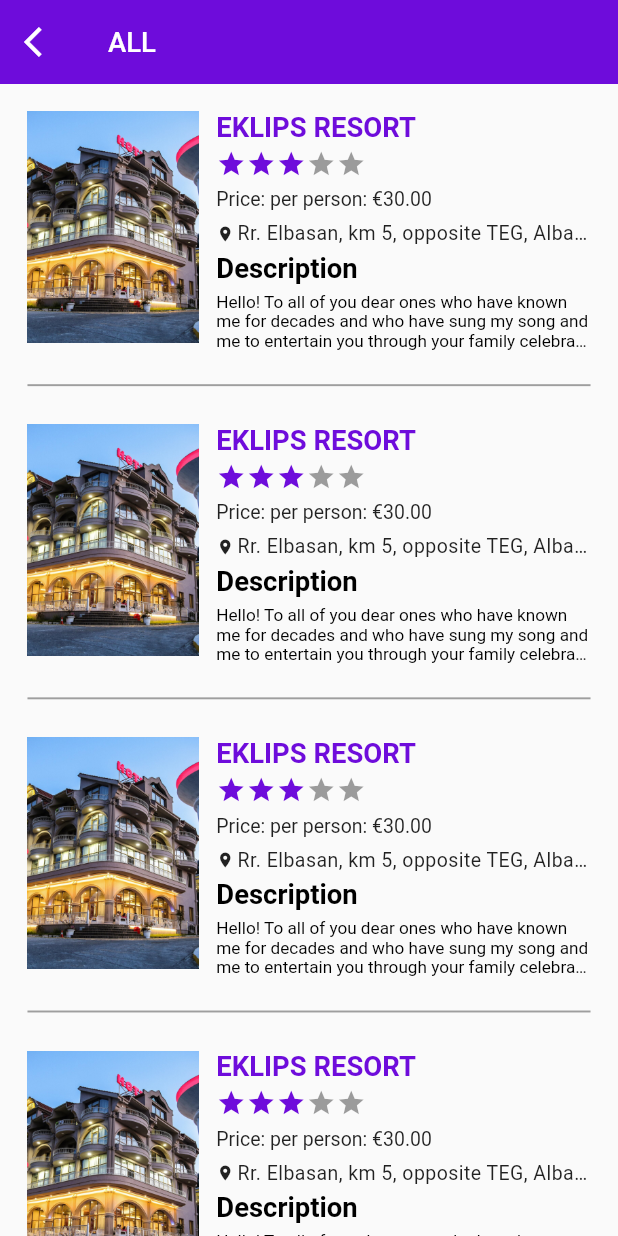
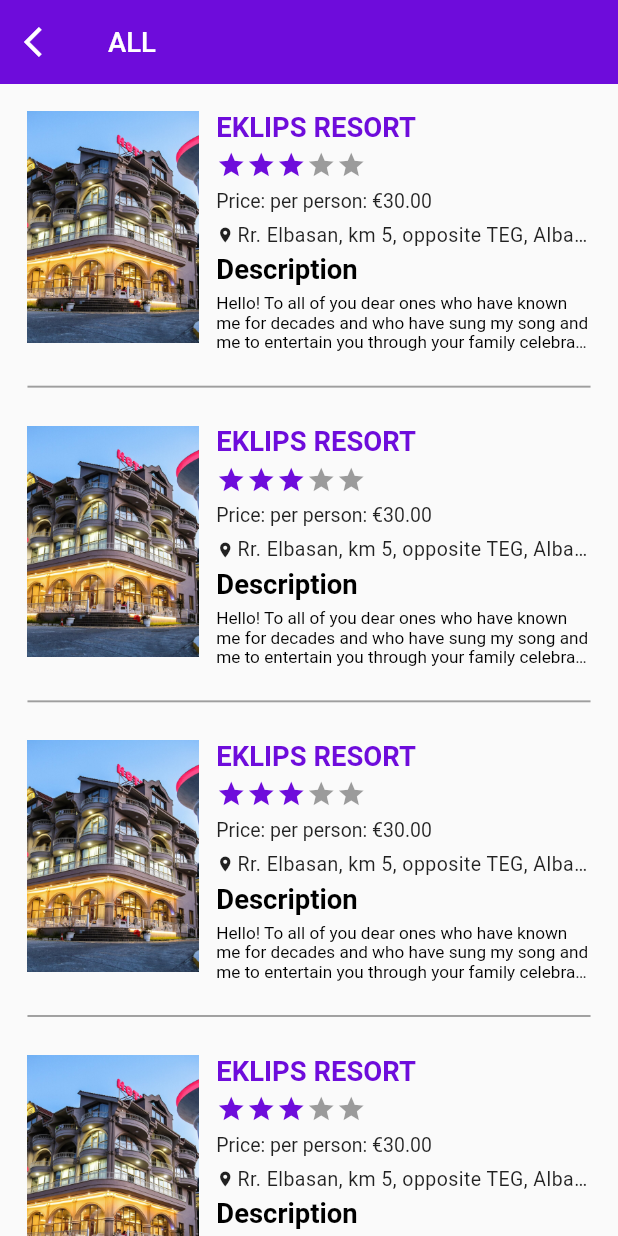
Before and after one commit to shahbhaktidevkrushna/MyDasma, a Flutter app: the CategoryDetailListPage screen opened directly with empty values, on a phone screen of 412 x 824 dp. Run offline on Flutter 3.47's test engine with Material 2 defaults, Android fonts, the phone set to English and light mode, and no system bars; drawn by our look-alikes of flutter_rating_bar; our stand-ins replace easy_localization, file_picker, flick_video_player, flutter_platform_widgets, flutter_screenutil, flutter_svg and 7 more; missing offline and left inert: select_dialog, video_thumbnail, video_viewer; accounts and stored records are empty.

Commit message:
change sizebox height

```diff
--- a/my_dasma/lib/ui/CategoryDetailListPage.dart
+++ b/my_dasma/lib/ui/CategoryDetailListPage.dart
@@ -93,7 +93,7 @@
                                           fontWeight: FontWeight.bold, fontSize: 16.sp, color: colorPurple),
                                     ),
                                     SizedBox(
-                                      height: 4,
+                                      height: 5,
                                     ),
 
                                     RatingBar.builder(
```
